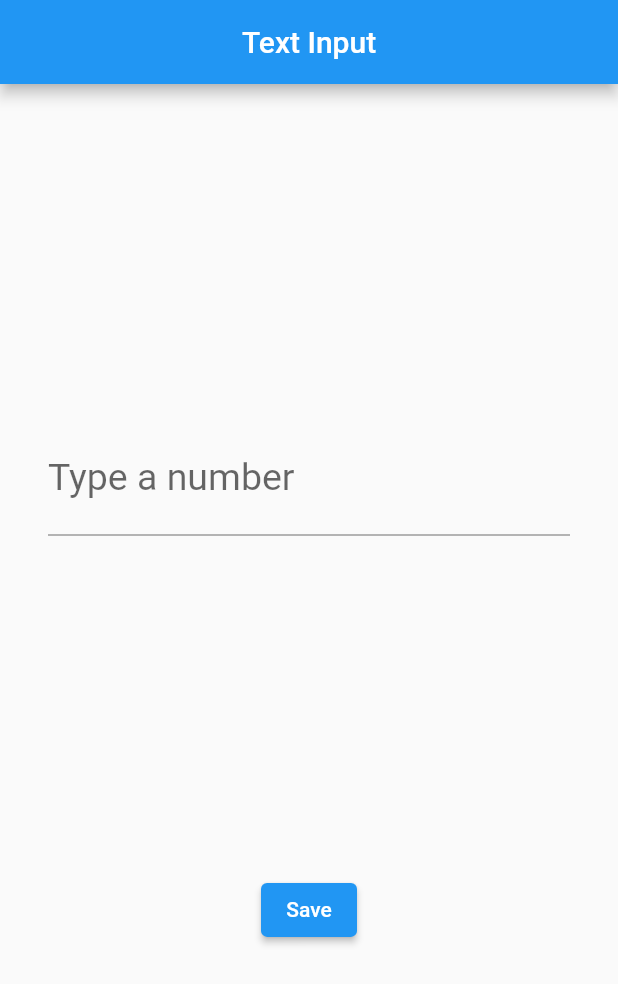
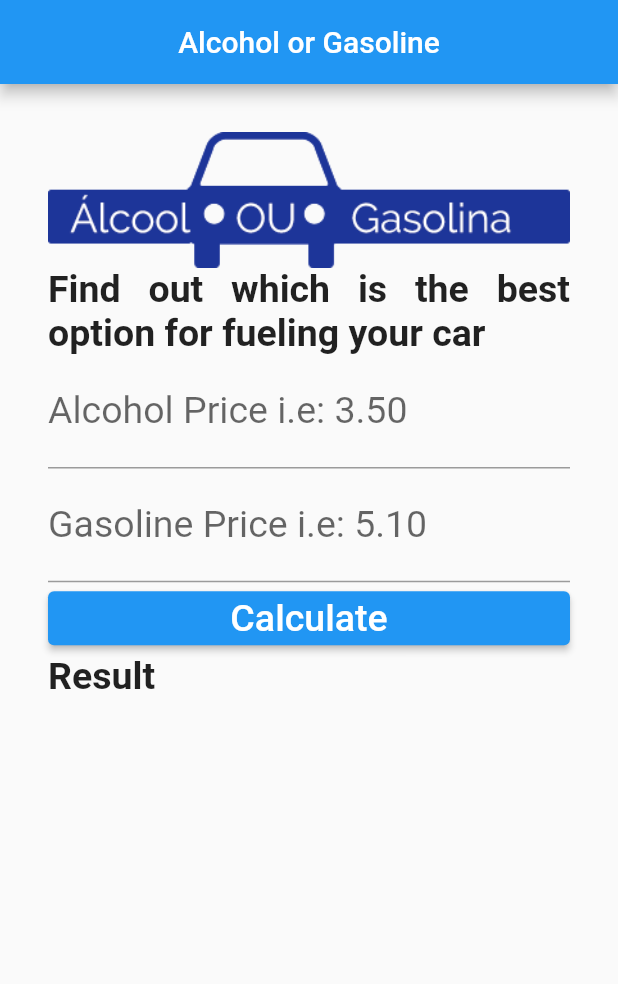
Before and after one commit to artimmy/flex-calculator, a Flutter app: the screen it shows after launch, on a phone screen of 412 x 824 dp. Shown: the top 984 px of the screen. Run offline on Flutter 3.47's test engine with Material 2 defaults, Android fonts, the phone set to English and light mode, and no system bars.

Commit message:
App structure made

```diff
--- a/lib/text_field.dart
+++ b/lib/text_field.dart
@@ -9,53 +9,89 @@ class TextInput extends StatefulWidget {
 
 class _TextInputState extends State<TextInput> {
 
-  TextEditingController _textEditingController = TextEditingController();
+  TextEditingController _controllerAlcohol = TextEditingController();
+  TextEditingController _controllerGasoline = TextEditingController();
 
   @override
   Widget build(BuildContext context) {
     return Scaffold(
 
       appBar: AppBar(
-        title: const Text("Text Input"),
+        title: const Text("Alcohol or Gasoline"),
         centerTitle: true,
       ),
 
-      body: Center(
+      body: Container(
 
-        child: Column(
-          mainAxisAlignment: MainAxisAlignment.spaceEvenly,
-          crossAxisAlignment: CrossAxisAlignment.center,
+        child: SingleChildScrollView(
+          padding: const EdgeInsets.all(32),
+          child: Column(
+            mainAxisAlignment: MainAxisAlignment.spaceEvenly,
+            crossAxisAlignment: CrossAxisAlignment.stretch,
 
-          children: [
-            Padding(
-              padding: EdgeInsets.all(32),
+            children: <Widget>[
+            // Image
+            Image.asset("images/logo.png"),
 
-              // Text Field
-              child: TextField(
-                // text, number, emailAddres, datetime
-                keyboardType: TextInputType.number,
-                decoration: InputDecoration(
-                  labelText: "Type a number",
-                ),
-                //enabled: false, //this is equivalet to 'input disabled attribute' in html
-                //maxLength: 5,
-                //maxLengthEnforced: false,
+            // Text
+            const Text(
+              "Find out which is the best option for fueling your car",
+              textAlign: TextAlign.justify,
+              style: TextStyle(
+                fontSize: 25,
+                fontWeight: FontWeight.bold,
+              ),
+            ),
+
+            // TextField
+            TextField(
+              keyboardType: TextInputType.number,
+              decoration: const InputDecoration(
+                labelText: "Alcohol Price i.e: 3.50",
+              ),
+              style: const TextStyle(
+                fontSize: 25,
+                color: Colors.black,
+              ),
+              controller: _controllerAlcohol,
+            ),
+
+            // TextField
+             TextField(
+              keyboardType: TextInputType.number,
+              decoration: const InputDecoration(
+                labelText: "Gasoline Price i.e: 5.10",
+              ),
+              style: const TextStyle(
+                fontSize: 25,
+                color: Colors.black,
+              ),
+              controller: _controllerGasoline,
+            ),
+
+            // Button
+            ElevatedButton(
+              onPressed: (){},
+              child: const Text("Calculate",
                 style: TextStyle(
                   fontSize: 25,
-                  color: Colors.blue,
                 ),
-                //obscureText: true, // usefull for password text field
-                //onChanged: (String text){ print(text); }, // if you use this you have to remove const on children
-                //onSubmitted: (String text){ print(text); }, // if you use this you have to remove const on children
-                controller: _textEditingController, // if you use this you have to remove const on children
-
               ),
-
             ),
 
-            ElevatedButton(onPressed: (){ print(_textEditingController.text); }, child: Text("Save"))
+            // Text Result
+            const Text(
+              "Result",
+              textAlign: TextAlign.justify,
+              style: TextStyle(
+                fontSize: 25,
+                fontWeight: FontWeight.bold,
+              ),
+            ),
 
           ],
+
+          ),
 
         ),
 
```
